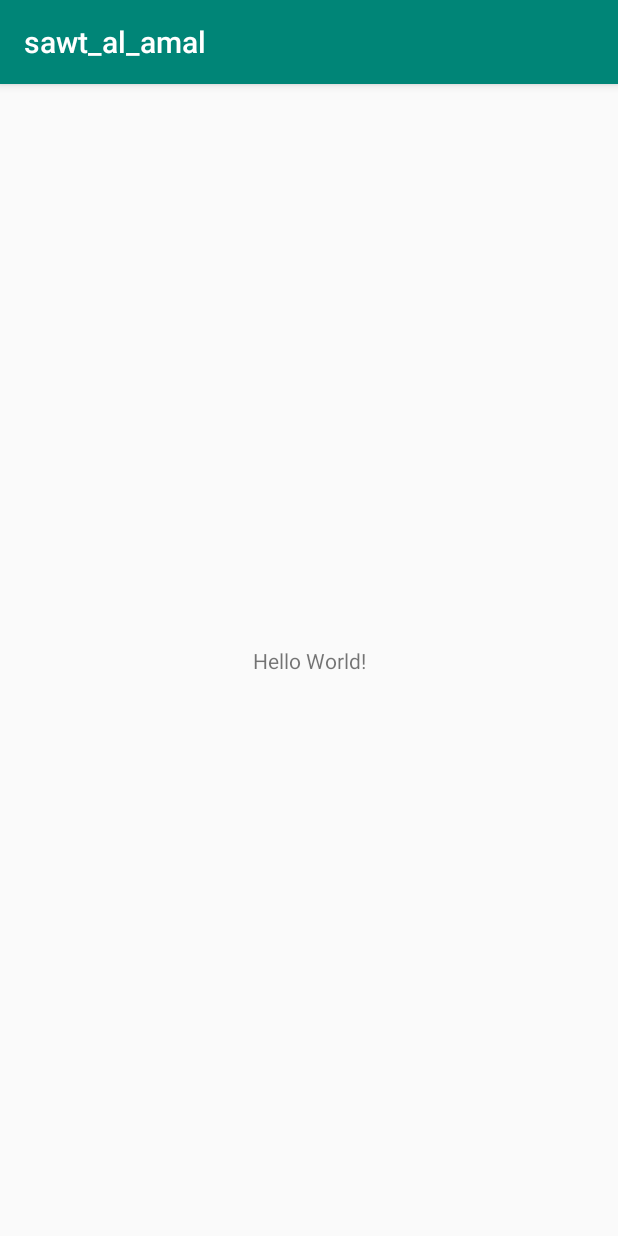
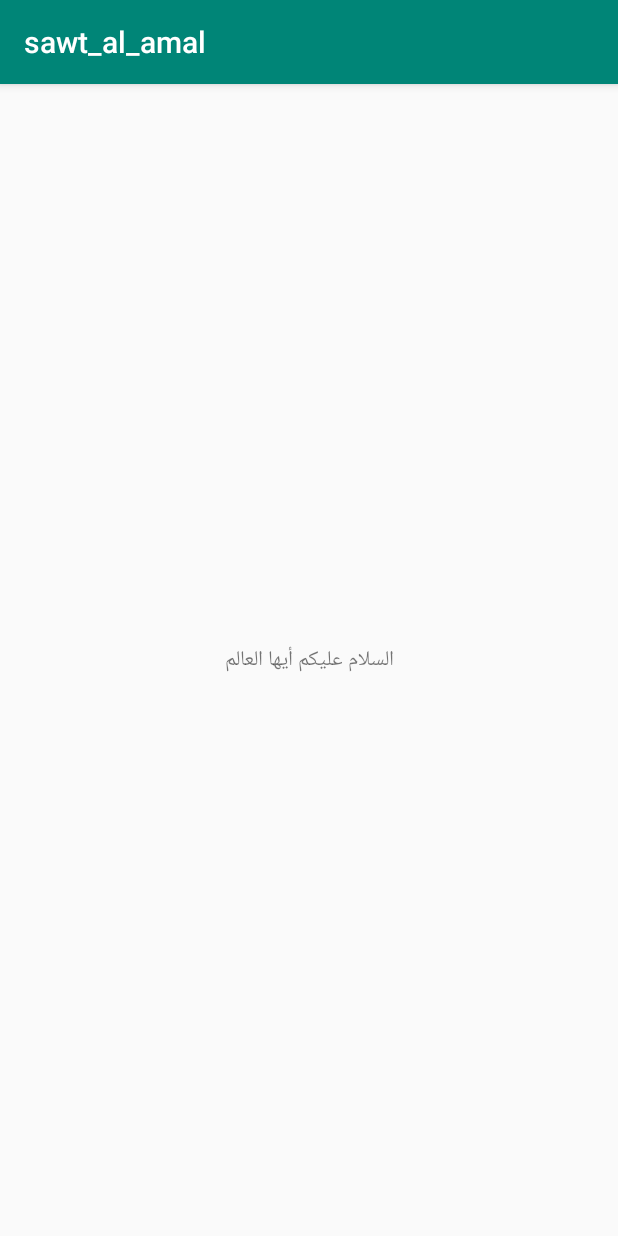
Before and after one commit to Chaachai/sawt_al_amal, an Android app: the screen it shows after launch (MainActivity), on a phone screen of 412 x 824 dp. Run offline under Robolectric (Android 15) with nearby library versions, the phone set to English and light mode, and no system bars.

Commit message:
I changed hello world to arabic

```diff
--- a/app/src/main/res/layout/activity_main.xml
+++ b/app/src/main/res/layout/activity_main.xml
@@ -9,7 +9,7 @@
     <TextView
         android:layout_width="wrap_content"
         android:layout_height="wrap_content"
-        android:text="Hello World!"
+        android:text="السلام عليكم أيها العالم"
         app:layout_constraintBottom_toBottomOf="parent"
         app:layout_constraintLeft_toLeftOf="parent"
         app:layout_constraintRight_toRightOf="parent"
```
